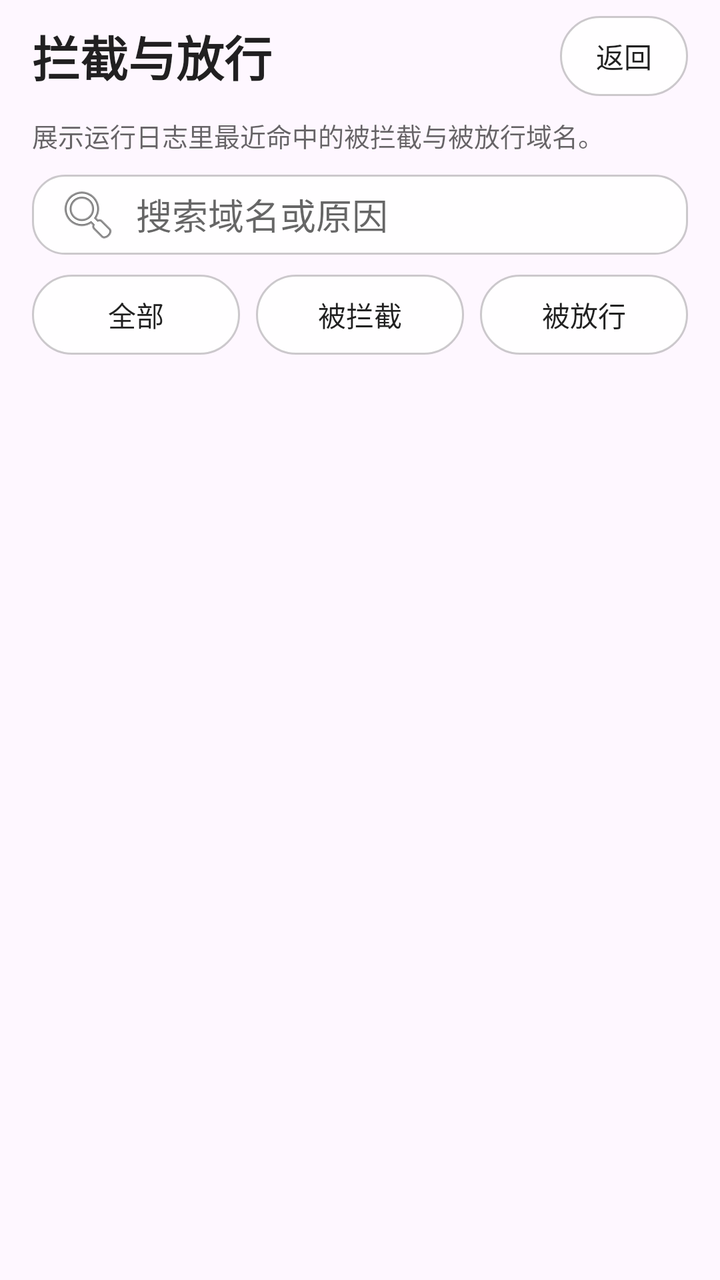
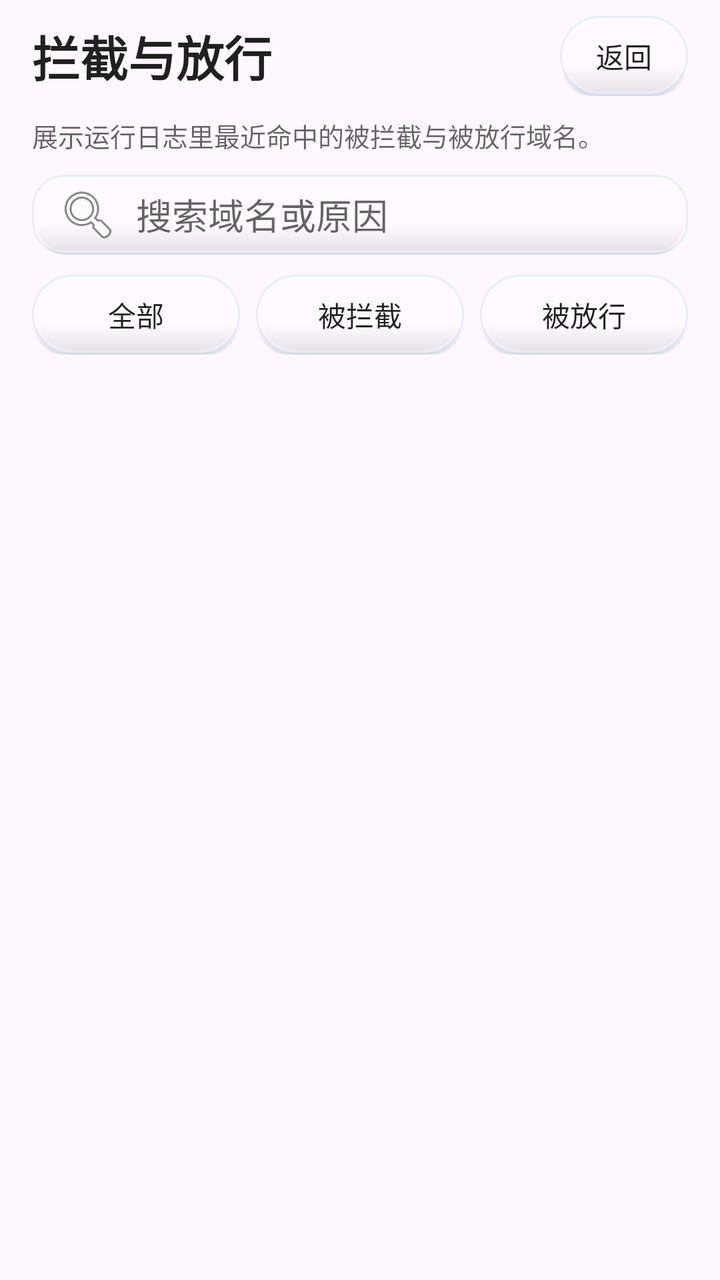

Before-and-after screenshots of an Android layout around one commit, followed by the original layout XML and the change that was made.
<!-- AndroidManifest.xml: application theme Theme.HanFengAdBlock -->
<!-- res/layout/activity_decision_domains.xml -->
<?xml version="1.0" encoding="utf-8"?>
<LinearLayout xmlns:android="http://schemas.android.com/apk/res/android"
    android:id="@+id/rootLayout"
    android:layout_width="match_parent"
    android:layout_height="match_parent"
    android:orientation="vertical"
    android:paddingLeft="16dp"
    android:paddingTop="8dp"
    android:paddingRight="16dp"
    android:paddingBottom="16dp">

    <LinearLayout
        android:layout_width="match_parent"
        android:layout_height="wrap_content"
        android:gravity="center_vertical"
        android:orientation="horizontal">

        <TextView
            android:layout_width="0dp"
            android:layout_height="wrap_content"
            android:layout_weight="1"
            android:text="拦截与放行"
            android:textColor="@color/hf_text_primary"
            android:textSize="24sp"
            android:textStyle="bold" />

        <Button
            android:id="@+id/btnBack"
            android:layout_width="wrap_content"
            android:layout_height="40dp"
            android:background="@drawable/bg_button"
            android:backgroundTint="@null"
            android:minWidth="64dp"
            android:text="返回"
            android:textAllCaps="false"
            android:textColor="@color/hf_text_primary" />
    </LinearLayout>

    <TextView
        android:id="@+id/summaryText"
        android:layout_width="match_parent"
        android:layout_height="wrap_content"
        android:layout_marginTop="10dp"
        android:text="展示运行日志里最近命中的被拦截与被放行域名。"
        android:textColor="@color/hf_text_secondary"
        android:textSize="13sp" />

    <EditText
        android:id="@+id/searchInput"
        android:layout_width="match_parent"
        android:layout_height="40dp"
        android:layout_marginTop="10dp"
        android:background="@drawable/bg_panel"
        android:drawableStart="@android:drawable/ic_menu_search"
        android:drawablePadding="8dp"
        android:hint="搜索域名或原因"
        android:inputType="text"
        android:maxLines="1"
        android:paddingHorizontal="12dp"
        android:textColor="@color/hf_text_primary"
        android:textColorHint="@color/hf_text_secondary" />

    <LinearLayout
        android:layout_width="match_parent"
        android:layout_height="wrap_content"
        android:layout_marginTop="10dp"
        android:orientation="horizontal">

        <Button
            android:id="@+id/btnFilterAll"
            android:layout_width="0dp"
            android:layout_height="40dp"
            android:layout_weight="1"
            android:background="@drawable/bg_button"
            android:backgroundTint="@null"
            android:text="全部"
            android:textAllCaps="false"
            android:textColor="@color/hf_text_primary" />

        <Space
            android:layout_width="8dp"
            android:layout_height="1dp" />

        <Button
            android:id="@+id/btnFilterBlocked"
            android:layout_width="0dp"
            android:layout_height="40dp"
            android:layout_weight="1"
            android:background="@drawable/bg_button"
            android:backgroundTint="@null"
            android:text="被拦截"
            android:textAllCaps="false"
            android:textColor="@color/hf_text_primary" />

        <Space
            android:layout_width="8dp"
            android:layout_height="1dp" />

        <Button
            android:id="@+id/btnFilterAllowed"
            android:layout_width="0dp"
            android:layout_height="40dp"
            android:layout_weight="1"
            android:background="@drawable/bg_button"
            android:backgroundTint="@null"
            android:text="被放行"
            android:textAllCaps="false"
            android:textColor="@color/hf_text_primary" />
    </LinearLayout>

    <TextView
        android:id="@+id/emptyText"
        android:layout_width="match_parent"
        android:layout_height="wrap_content"
        android:layout_marginTop="16dp"
        android:gravity="center"
        android:text="暂无域名记录"
        android:textColor="@color/hf_text_secondary"
        android:textSize="14sp"
        android:visibility="gone" />

    <androidx.recyclerview.widget.RecyclerView
        android:id="@+id/list"
        android:layout_width="match_parent"
        android:layout_height="0dp"
        android:layout_marginTop="10dp"
        android:layout_weight="1"
        android:clipToPadding="false"
        android:paddingBottom="16dp" />

</LinearLayout>
<!-- resources referenced by this layout -->
<resources>
  <!-- drawable bg_panel (drawable) -->
  <?xml version="1.0" encoding="utf-8"?>
  <shape xmlns:android="http://schemas.android.com/apk/res/android">
      <solid android:color="@color/hf_surface" />
      <corners android:radius="16dp" />
      <stroke
          android:width="1dp"
          android:color="@color/hf_border" />
  </shape>
  <!-- drawable bg_button_pressed (drawable) -->
  <?xml version="1.0" encoding="utf-8"?>
  <shape xmlns:android="http://schemas.android.com/apk/res/android">
      <solid android:color="@color/hf_surface_strong" />
      <corners android:radius="30dp" />
      <stroke
          android:width="1dp"
          android:color="@color/hf_border" />
  </shape>
  <!-- drawable bg_button_default (drawable) -->
  <?xml version="1.0" encoding="utf-8"?>
  <shape xmlns:android="http://schemas.android.com/apk/res/android">
      <solid android:color="@color/hf_surface" />
      <corners android:radius="30dp" />
      <stroke
          android:width="1dp"
          android:color="@color/hf_border" />
  </shape>
  <color name="hf_border">#33000000</color>
  <style name="Widget.HanFeng.MaterialButton" parent="Widget.Material3.Button">
          <item name="android:background">@drawable/bg_panel</item>
          <item name="backgroundTint">@color/hf_surface</item>
          <item name="strokeColor">@color/hf_border</item>
          <item name="strokeWidth">1dp</item>
          <item name="android:textColor">@color/hf_text_primary</item>
          <item name="android:textAllCaps">false</item>
          <item name="cornerRadius">16dp</item>
      </style>
  <style name="ThemeOverlay.HanFeng.AppCompatDialog" parent="ThemeOverlay.AppCompat.Dialog.Alert">
          <item name="android:windowBackground">@drawable/bg_dialog_window</item>
          <item name="android:colorBackground">@color/hf_surface_elevated</item>
          <item name="colorAccent">@color/hf_brand_primary</item>
          <item name="android:textColorPrimary">@color/hf_text_primary</item>
          <item name="android:textColorSecondary">@color/hf_text_secondary</item>
      </style>
  <color name="hf_surface_strong">#E8FFFFFF</color>
  <!-- drawable bg_dialog_window (drawable) -->
  <?xml version="1.0" encoding="utf-8"?>
  <layer-list xmlns:android="http://schemas.android.com/apk/res/android">
      
      <item>
          <shape android:shape="rectangle">
              <solid android:color="@color/hf_shadow" />
              <corners android:radius="22dp" />
              <padding
                  android:left="0dp"
                  android:top="2dp"
                  android:right="0dp"
                  android:bottom="0dp" />
          </shape>
      </item>
      
      <item android:left="0dp" android:top="0dp" android:right="0dp" android:bottom="2dp">
          <shape android:shape="rectangle">
              <solid android:color="@color/hf_surface_elevated" />
              <corners android:radius="20dp" />
              <stroke android:width="0.5dp" android:color="@color/hf_border_subtle" />
          </shape>
      </item>
  </layer-list>
  <color name="hf_surface_elevated">#FFFFFFFF</color>
  <color name="hf_shadow">#14000000</color>
  <color name="hf_border_subtle">#1A000000</color>
  <!-- unchanged entries left out for length: 10 -->
</resources>

<!-- the commit's change to res/layout/activity_decision_domains.xml (unified diff, before → after) -->
@@ -1,13 +1,24 @@
 <?xml version="1.0" encoding="utf-8"?>
-<LinearLayout xmlns:android="http://schemas.android.com/apk/res/android"
-    android:id="@+id/rootLayout"
+<FrameLayout xmlns:android="http://schemas.android.com/apk/res/android"
     android:layout_width="match_parent"
-    android:layout_height="match_parent"
-    android:orientation="vertical"
-    android:paddingLeft="16dp"
-    android:paddingTop="8dp"
-    android:paddingRight="16dp"
-    android:paddingBottom="16dp">
+    android:layout_height="match_parent">
+
+    <ImageView
+        android:id="@+id/ivBackground"
+        android:layout_width="match_parent"
+        android:layout_height="match_parent"
+        android:scaleType="centerCrop"
+        android:contentDescription="背景" />
+
+    <LinearLayout
+        android:id="@+id/rootLayout"
+        android:layout_width="match_parent"
+        android:layout_height="match_parent"
+        android:orientation="vertical"
+        android:paddingLeft="16dp"
+        android:paddingTop="8dp"
+        android:paddingRight="16dp"
+        android:paddingBottom="16dp">
 
     <LinearLayout
         android:layout_width="match_parent"
@@ -129,3 +140,4 @@
         android:paddingBottom="16dp" />
 
 </LinearLayout>
+</FrameLayout>
<!-- resource entries referenced after the edit -->
@@ -2,76 +2,239 @@
 <resources>
   <!-- drawable bg_panel (drawable) -->
   <?xml version="1.0" encoding="utf-8"?>
-  <shape xmlns:android="http://schemas.android.com/apk/res/android">
-      <solid android:color="@color/hf_surface" />
-      <corners android:radius="16dp" />
-      <stroke
-          android:width="1dp"
-          android:color="@color/hf_border" />
-  </shape>
+  <layer-list xmlns:android="http://schemas.android.com/apk/res/android">
+      <item>
+          <shape android:shape="rectangle">
+              <gradient
+                  android:angle="270"
+                  android:centerColor="#24FFFFFF"
+                  android:endColor="#18FFFFFF"
+                  android:startColor="#36FFFFFF" />
+              <corners android:radius="16dp" />
+          </shape>
+      </item>
+      <item android:left="2dp" android:right="2dp" android:top="10dp">
+          <shape android:shape="rectangle">
+              <gradient
+                  android:angle="270"
+                  android:centerColor="@android:color/transparent"
+                  android:endColor="@color/hf_glass_inner_shadow"
+                  android:startColor="@android:color/transparent" />
+              <corners android:radius="16dp" />
+          </shape>
+      </item>
+      <item android:bottom="1dp" android:left="1dp" android:right="1dp" android:top="1dp">
+          <shape android:shape="rectangle">
+              <corners android:radius="15dp" />
+              <stroke
+                  android:width="1dp"
+                  android:color="#4DFFFFFF" />
+          </shape>
+      </item>
+      <item>
+          <shape android:shape="rectangle">
+              <corners android:radius="16dp" />
+              <stroke
+                  android:width="1dp"
+                  android:color="@color/hf_glass_stroke" />
+          </shape>
+      </item>
+  </layer-list>
   <!-- drawable bg_button_pressed (drawable) -->
   <?xml version="1.0" encoding="utf-8"?>
-  <shape xmlns:android="http://schemas.android.com/apk/res/android">
-      <solid android:color="@color/hf_surface_strong" />
-      <corners android:radius="30dp" />
-      <stroke
-          android:width="1dp"
-          android:color="@color/hf_border" />
-  </shape>
+  <layer-list xmlns:android="http://schemas.android.com/apk/res/android">
+      <item>
+          <shape android:shape="rectangle">
+              <gradient
+                  android:angle="270"
+                  android:centerColor="#3DFFFFFF"
+                  android:endColor="#2AFFFFFF"
+                  android:startColor="#52FFFFFF" />
+              <corners android:radius="30dp" />
+          </shape>
+      </item>
+      <item android:left="1dp" android:right="1dp" android:top="10dp">
+          <shape android:shape="rectangle">
+              <gradient
+                  android:angle="270"
+                  android:centerColor="@android:color/transparent"
+                  android:endColor="@color/hf_glass_inner_shadow"
+                  android:startColor="@android:color/transparent" />
+              <corners android:radius="30dp" />
+          </shape>
+      </item>
+      <item android:bottom="1dp" android:left="1dp" android:right="1dp" android:top="1dp">
+          <shape android:shape="rectangle">
+              <corners android:radius="29dp" />
+              <stroke
+                  android:width="1dp"
+                  android:color="#70FFFFFF" />
+          </shape>
+      </item>
+      <item>
+          <shape android:shape="rectangle">
+              <corners android:radius="30dp" />
+              <stroke
+                  android:width="1dp"
+                  android:color="@color/hf_glass_stroke" />
+          </shape>
+      </item>
+  </layer-list>
   <!-- drawable bg_button_default (drawable) -->
   <?xml version="1.0" encoding="utf-8"?>
-  <shape xmlns:android="http://schemas.android.com/apk/res/android">
-      <solid android:color="@color/hf_surface" />
-      <corners android:radius="30dp" />
-      <stroke
-          android:width="1dp"
-          android:color="@color/hf_border" />
-  </shape>
-  <color name="hf_border">#33000000</color>
+  <layer-list xmlns:android="http://schemas.android.com/apk/res/android">
+      <item>
+          <shape android:shape="rectangle">
+              <gradient
+                  android:angle="270"
+                  android:centerColor="#2EFFFFFF"
+                  android:endColor="#1FFFFFFF"
+                  android:startColor="#42FFFFFF" />
+              <corners android:radius="30dp" />
+          </shape>
+      </item>
+      <item android:left="1dp" android:right="1dp" android:top="10dp">
+          <shape android:shape="rectangle">
+              <gradient
+                  android:angle="270"
+                  android:centerColor="@android:color/transparent"
+                  android:endColor="@color/hf_glass_inner_shadow"
+                  android:startColor="@android:color/transparent" />
+              <corners android:radius="30dp" />
+          </shape>
+      </item>
+      <item android:bottom="1dp" android:left="1dp" android:right="1dp" android:top="1dp">
+          <shape android:shape="rectangle">
+              <corners android:radius="29dp" />
+              <stroke
+                  android:width="1dp"
+                  android:color="#52FFFFFF" />
+          </shape>
+      </item>
+      <item>
+          <shape android:shape="rectangle">
+              <corners android:radius="30dp" />
+              <stroke
+                  android:width="1dp"
+                  android:color="@color/hf_glass_stroke" />
+          </shape>
+      </item>
+  </layer-list>
+  <color name="hf_glass_inner_shadow">#1A000000</color>
+  <color name="hf_glass_stroke">#57A6D8FF</color>
   <style name="Widget.HanFeng.MaterialButton" parent="Widget.Material3.Button">
           <item name="android:background">@drawable/bg_panel</item>
-          <item name="backgroundTint">@color/hf_surface</item>
-          <item name="strokeColor">@color/hf_border</item>
-          <item name="strokeWidth">1dp</item>
+          <item name="android:backgroundTint">@null</item>
+          <item name="backgroundTint">@null</item>
           <item name="android:textColor">@color/hf_text_primary</item>
           <item name="android:textAllCaps">false</item>
           <item name="cornerRadius">16dp</item>
       </style>
   <style name="ThemeOverlay.HanFeng.AppCompatDialog" parent="ThemeOverlay.AppCompat.Dialog.Alert">
           <item name="android:windowBackground">@drawable/bg_dialog_window</item>
-          <item name="android:colorBackground">@color/hf_surface_elevated</item>
+          <item name="android:colorBackground">@color/hf_glass_mid</item>
           <item name="colorAccent">@color/hf_brand_primary</item>
           <item name="android:textColorPrimary">@color/hf_text_primary</item>
           <item name="android:textColorSecondary">@color/hf_text_secondary</item>
-      </style>
-  <color name="hf_surface_strong">#E8FFFFFF</color>
-  <!-- drawable bg_dialog_window (drawable) -->
-  <?xml version="1.0" encoding="utf-8"?>
-  <layer-list xmlns:android="http://schemas.android.com/apk/res/android">
-      
-      <item>
-          <shape android:shape="rectangle">
-              <solid android:color="@color/hf_shadow" />
-              <corners android:radius="22dp" />
-              <padding
-                  android:left="0dp"
-                  android:top="2dp"
-                  android:right="0dp"
-                  android:bottom="0dp" />
-          </shape>
-      </item>
-      
-      <item android:left="0dp" android:top="0dp" android:right="0dp" android:bottom="2dp">
-          <shape android:shape="rectangle">
-              <solid android:color="@color/hf_surface_elevated" />
-              <corners android:radius="20dp" />
-              <stroke android:width="0.5dp" android:color="@color/hf_border_subtle" />
-          </shape>
-      </item>
-  </layer-list>
-  <color name="hf_surface_elevated">#FFFFFFFF</color>
-  <color name="hf_shadow">#14000000</color>
-  <color name="hf_border_subtle">#1A000000</color>
+          <item name="android:windowAnimationStyle">@style/HanFengDialogAnimation</item>
+          <item name="android:buttonBarPositiveButtonStyle">@style/Widget.HanFeng.DialogButton.Positive</item>
+          <item name="android:buttonBarNegativeButtonStyle">@style/Widget.HanFeng.DialogButton.Negative</item>
+          <item name="android:buttonBarNeutralButtonStyle">@style/Widget.HanFeng.DialogButton.Neutral</item>
+          <item name="buttonBarPositiveButtonStyle">@style/Widget.HanFeng.DialogButton.Positive</item>
+          <item name="buttonBarNegativeButtonStyle">@style/Widget.HanFeng.DialogButton.Negative</item>
+          <item name="buttonBarNeutralButtonStyle">@style/Widget.HanFeng.DialogButton.Neutral</item>
+      </style>
+  <!-- drawable bg_dialog_window: vector/xml drawable (drawable, 2127 chars, omitted) -->
+  <color name="hf_glass_mid">#00000000</color>
+  <style name="HanFengDialogAnimation">
+          <item name="android:windowEnterAnimation">@anim/dialog_enter</item>
+          <item name="android:windowExitAnimation">@anim/dialog_exit</item>
+      </style>
+  <style name="Widget.HanFeng.DialogButton.Positive" parent="Widget.Material3.Button.TextButton.Dialog">
+          <item name="android:background">@drawable/bg_button_primary</item>
+          <item name="android:textColor">@color/hf_button_primary_text</item>
+          <item name="android:textStyle">bold</item>
+          <item name="android:textAllCaps">false</item>
+          <item name="android:minHeight">44dp</item>
+          <item name="android:minWidth">96dp</item>
+          <item name="android:paddingLeft">20dp</item>
+          <item name="android:paddingRight">20dp</item>
+          <item name="android:insetLeft">0dp</item>
+          <item name="android:insetRight">0dp</item>
+          <item name="android:insetTop">0dp</item>
+          <item name="android:insetBottom">0dp</item>
+      </style>
+  <style name="Widget.HanFeng.DialogButton.Negative" parent="Widget.Material3.Button.TextButton.Dialog">
+          <item name="android:background">@drawable/bg_button_default</item>
+          <item name="android:textColor">@color/hf_text_primary</item>
+          <item name="android:textStyle">normal</item>
+          <item name="android:textAllCaps">false</item>
+          <item name="android:minHeight">44dp</item>
+          <item name="android:minWidth">96dp</item>
+          <item name="android:paddingLeft">20dp</item>
+          <item name="android:paddingRight">20dp</item>
+          <item name="android:insetLeft">0dp</item>
+          <item name="android:insetRight">0dp</item>
+          <item name="android:insetTop">0dp</item>
+          <item name="android:insetBottom">0dp</item>
+      </style>
+  <style name="Widget.HanFeng.DialogButton.Neutral" parent="Widget.Material3.Button.TextButton.Dialog">
+          <item name="android:background">@drawable/bg_button_default</item>
+          <item name="android:textColor">@color/hf_text_primary</item>
+          <item name="android:textAllCaps">false</item>
+          <item name="android:minHeight">44dp</item>
+          <item name="android:minWidth">96dp</item>
+          <item name="android:paddingLeft">20dp</item>
+          <item name="android:paddingRight">20dp</item>
+          <item name="android:insetLeft">0dp</item>
+          <item name="android:insetRight">0dp</item>
+          <item name="android:insetTop">0dp</item>
+          <item name="android:insetBottom">0dp</item>
+      </style>
+  <!-- drawable bg_button_primary (drawable) -->
+  <?xml version="1.0" encoding="utf-8"?>
+  <ripple xmlns:android="http://schemas.android.com/apk/res/android"
+      android:color="#335B8DF0">
+      <item android:id="@+id/mask">
+          <shape android:shape="rectangle">
+              <solid android:color="@color/hf_glass_primary_mid" />
+              <corners android:radius="14dp" />
+          </shape>
+      </item>
+      <item>
+          <layer-list>
+              <item>
+                  <shape android:shape="rectangle">
+                      <gradient
+                          android:angle="270"
+                          android:centerColor="@color/hf_glass_primary_mid"
+                          android:endColor="@color/hf_glass_primary_bottom"
+                          android:startColor="@color/hf_glass_primary_top" />
+                      <corners android:radius="14dp" />
+                  </shape>
+              </item>
+              <item>
+                  <shape android:shape="rectangle">
+                      <corners android:radius="14dp" />
+                      <stroke
+                          android:width="1dp"
+                          android:color="#66FFFFFF" />
+                  </shape>
+              </item>
+              <item android:bottom="1dp" android:left="1dp" android:right="1dp" android:top="1dp">
+                  <shape android:shape="rectangle">
+                      <corners android:radius="13dp" />
+                      <stroke
+                          android:width="1dp"
+                          android:color="#338FD9FF" />
+                  </shape>
+              </item>
+          </layer-list>
+      </item>
+  </ripple>
+  <color name="hf_glass_primary_mid">#FF3D74E0</color>
+  <color name="hf_glass_primary_bottom">#FF2A5BC7</color>
+  <color name="hf_glass_primary_top">#FF5B8DF0</color>
   <!-- unchanged entries left out for length: 10 -->
 </resources>
 
